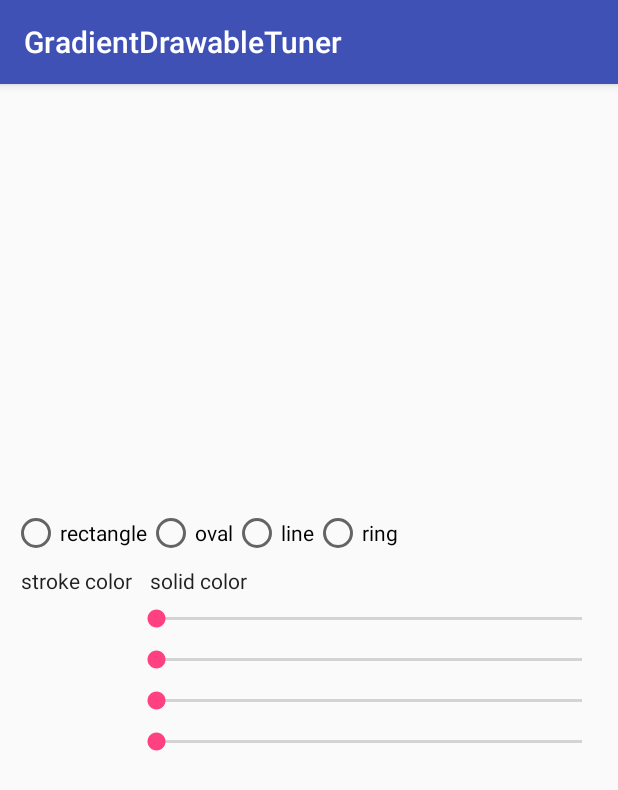
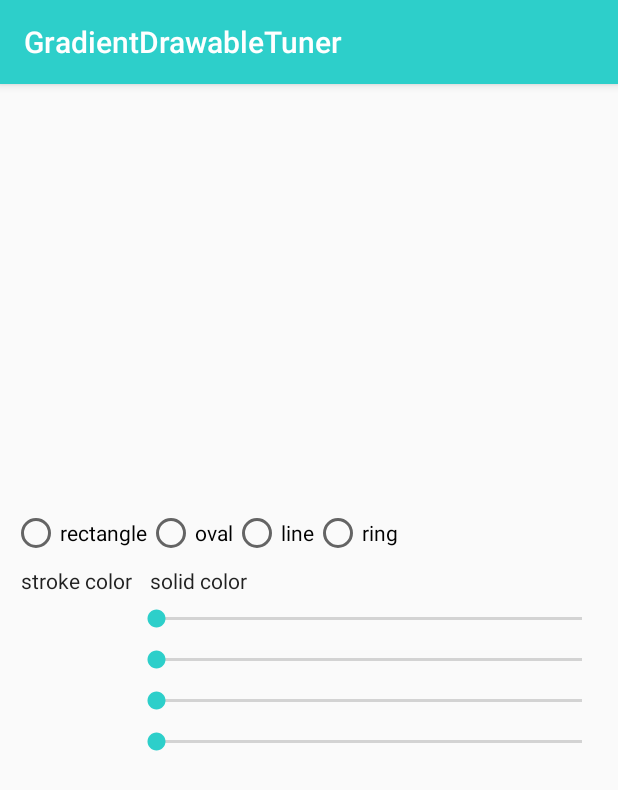
Before and after one commit to duanhong169/GradientDrawableTuner, an Android app: the screen it shows after launch (MainActivity), on a phone screen of 412 x 824 dp. Shown: the top 790 px of the screen. Run offline under Robolectric (Android 15) with nearby library versions, the phone set to English and light mode, and no system bars; our stand-ins replace ButterKnife, FlexboxLayout, data binding.

Commit message:
Change app theme colors

```diff
--- a/app/src/main/java/top/defaults/gradientdrawabletuner/GradientDrawableProperties.java
+++ b/app/src/main/java/top/defaults/gradientdrawabletuner/GradientDrawableProperties.java
@@ -43,5 +43,5 @@ public class GradientDrawableProperties {
     @AutoProperty public int height = 0;
     @AutoProperty public int solidColor = Color.WHITE;
     @AutoProperty public int strokeWidth = 1;
-    @AutoProperty public int strokeColor = Color.RED;
+    @AutoProperty public int strokeColor = 0xFF2DCFCA;
 }
--- a/app/src/main/res/values/colors.xml
+++ b/app/src/main/res/values/colors.xml
@@ -1,6 +1,6 @@
 <?xml version="1.0" encoding="utf-8"?>
 <resources>
-    <color name="colorPrimary">#3F51B5</color>
-    <color name="colorPrimaryDark">#303F9F</color>
-    <color name="colorAccent">#FF4081</color>
+    <color name="colorPrimary">#2DCFCA</color>
+    <color name="colorPrimaryDark">#24A5A1</color>
+    <color name="colorAccent">#2DCFCA</color>
 </resources>
```
